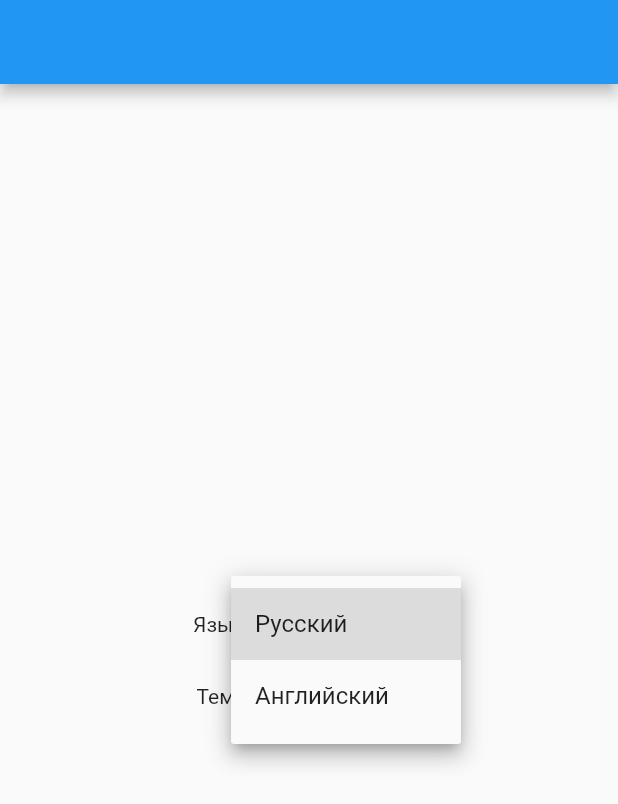
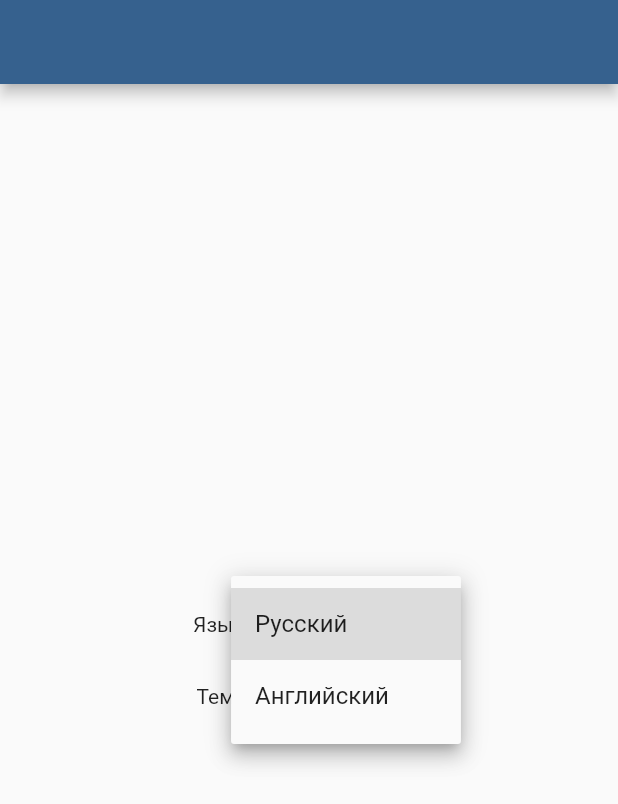
Before and after one commit to eugales/sclp_final, a Flutter app: the screen it shows after launch, after a tap on "Русский", on a phone screen of 412 x 824 dp. Shown: the top 804 px of the screen. Run offline on Flutter 3.47's test engine with Material 2 defaults, Android fonts, the phone set to English and light mode, and no system bars; our stand-ins replace dio, flutter_bloc, shared_preferences.

Commit message:
app theme refactoring

```diff
--- a/lib/constants/app_themes.dart
+++ b/lib/constants/app_themes.dart
@@ -1,7 +1,9 @@
 import 'package:flutter/material.dart';
 
 class AppThemes {
-  static final Map<String, int> primariesMap = <String, int>{
+  static const String defaultColorName = 'blue';
+
+  static const Map<String, int> primariesMap = <String, int>{
     'red': 4294198070,
     'pink': 4293467747,
     'purple': 4288423856,
@@ -22,8 +24,13 @@ class AppThemes {
     'blueGrey': 4284513675,
   };
 
-  static ThemeData getThemeWith({required String name}) {
-    int colorInt = primariesMap[name] ?? 4280391411;
+  static Color getColorWith({required String? name}) {
+    int colorInt = primariesMap[name] ?? primariesMap[defaultColorName]!;
+    return Color(colorInt);
+  }
+
+  static ThemeData getThemeWith({required String? name}) {
+    int colorInt = primariesMap[name] ?? primariesMap[defaultColorName]!;
     Color color = Color(colorInt);
     final colorScheme = ColorScheme.fromSeed(seedColor: color);
 
--- a/lib/repo/repo_settings.dart
+++ b/lib/repo/repo_settings.dart
@@ -3,8 +3,9 @@ import 'package:shared_preferences/shared_preferences.dart';
 class RepoSettings {
   SharedPreferences? prefs;
 
-  Future<void> init() async {
+  Future<RepoSettings> init() async {
     prefs = await SharedPreferences.getInstance();
+    return this;
   }
 
   Future<bool?> saveLocale(String locale) async {
@@ -14,4 +15,12 @@ class RepoSettings {
   Future<String?> readLocale() async {
     return prefs?.getString('locale');
   }
+
+  Future<bool?> saveThemeColorName(String themeName) async {
+    return prefs?.setString('themeColorName', themeName);
+  }
+
+  Future<String?> readThemeColorName() async {
+    return prefs?.getString('themeColorName');
+  }
 }
--- a/lib/repo/repo_theme.dart
+++ /dev/null
@@ -1,17 +0,0 @@
-import 'package:shared_preferences/shared_preferences.dart';
-
-class RepoTheme {
-  SharedPreferences? prefs;
-
-  Future<void> init() async {
-    prefs = await SharedPreferences.getInstance();
-  }
-
-  Future<bool?> saveThemeName(String themeName) async {
-    return prefs?.setString('themeName', themeName);
-  }
-
-  Future<String?> readThemeName() async {
-    return prefs?.getString('themeName');
-  }
-}
--- a/lib/screens/settings_screen.dart
+++ b/lib/screens/settings_screen.dart
@@ -5,7 +5,6 @@ import 'package:sclp_final/constants/app_themes.dart';
 
 import 'package:sclp_final/generated/l10n.dart';
 import 'package:sclp_final/repo/repo_settings.dart';
-import 'package:sclp_final/repo/repo_theme.dart';
 import 'package:sclp_final/screens/widgets/theme_widget.dart';
 
 class SettingsScreen extends StatefulWidget {
@@ -52,8 +51,8 @@ class _SettingsScreenState extends State<SettingsScreen> {
 
   void _themeColorChanged(String? value) {
     if (value == null) return;
-    ThemeWidget.instanceOf(context)?.changeTheme(value);
-    Provider.of<RepoTheme>(context, listen: false).saveThemeName(value);
+    ThemeWidget.instanceOf(context)?.changeThemeColor(value);
+    Provider.of<RepoSettings>(context, listen: false).saveThemeColorName(value);
   }
 
   @override
@@ -80,10 +79,10 @@ class _SettingsScreenState extends State<SettingsScreen> {
             children: [
               Text("${S.of(context).appTheme}: "),
               DropdownButton<String>(
-                alignment: Alignment.center,
-                value: ThemeWidget.instanceOf(context)?.activeThemeName,
+                value: ThemeWidget.instanceOf(context)?.colorName,
                 items: _themeColorsDropdown,
                 onChanged: _themeColorChanged,
+                alignment: Alignment.center,
               )
             ],
           )
--- a/lib/screens/splash_screen.dart
+++ b/lib/screens/splash_screen.dart
@@ -4,7 +4,6 @@ import 'package:provider/provider.dart';
 import 'package:sclp_final/constants/app_assets.dart';
 import 'package:sclp_final/generated/l10n.dart';
 import 'package:sclp_final/repo/repo_settings.dart';
-import 'package:sclp_final/repo/repo_theme.dart';
 import 'package:sclp_final/screens/widgets/theme_widget.dart';
 
 class SplashScreen extends StatefulWidget {
@@ -17,41 +16,34 @@ class SplashScreen extends StatefulWidget {
 class _SplashScreenState extends State<SplashScreen> {
   @override
   void initState() {
-    // Locale initial loading
-    final repoSettings = Provider.of<RepoSettings>(context, listen: false);
-    repoSettings.init().whenComplete(() async {
+    final provider = Provider.of<RepoSettings>(context, listen: false).init();
+
+    provider.then((repoSettings) async {
+      // Locale initial loading from local repo
       var defaultLocale = const Locale('ru', 'RU');
       final locale = await repoSettings.readLocale();
       if (locale == 'en') {
         defaultLocale = const Locale('en');
       }
-
       S.load(defaultLocale).then((value) async {
         await Future.delayed(const Duration(seconds: 1));
       }).whenComplete(() {
         Navigator.of(context).pushReplacementNamed('/settings');
       });
-    });
 
-
-    // Theme initial loading
-    Provider.of<RepoTheme>(context, listen: false).init().whenComplete(() {
-      Provider.of<RepoTheme>(context, listen: false)
-          .readThemeName()
-          .then((value) {
-        if (value == null) return;
+      // Theme initial loading from local repo
+      repoSettings.readThemeColorName().then((colorName) {
         ThemeWidgetState? themeWidgetState = ThemeWidget.instanceOf(context);
-        themeWidgetState?.changeTheme(value);
+        themeWidgetState?.changeThemeColor(colorName);
       });
     });
-
     super.initState();
   }
 
   @override
   Widget build(BuildContext context) {
     return Container(
-      color: Colors.white,
+      color: ThemeWidget.instanceOf(context)?.color,
       alignment: Alignment.center,
       child: Image.asset(AppAssets.images.logo),
     );
--- a/lib/screens/widgets/initial_widget.dart
+++ b/lib/screens/widgets/initial_widget.dart
@@ -3,8 +3,6 @@ import 'package:flutter_bloc/flutter_bloc.dart';
 import 'package:sclp_final/repo/api.dart';
 import 'package:sclp_final/repo/repo_auth.dart';
 import 'package:sclp_final/repo/repo_settings.dart';
-import 'package:sclp_final/repo/repo_theme.dart';
-import 'package:provider/provider.dart';
 
 class InitialWidget extends StatelessWidget {
   const InitialWidget({Key? key, required this.child}) : super(key: key);
@@ -18,14 +16,8 @@ class InitialWidget extends StatelessWidget {
         RepositoryProvider(create: (context) => Api()),
         RepositoryProvider(create: (context) => RepoAuthImpl()),
         RepositoryProvider(create: (context) => RepoSettings()),
-        RepositoryProvider(create: (context) => RepoTheme())
       ],
-      child: MultiProvider(
-        providers: [
-          Provider(create: (context) => Provider.of<RepoTheme>(context, listen: false)..init(),)
-        ],
-        child: child,
-      ),
+      child: child,
     );
   }
 }
--- a/lib/screens/widgets/theme_widget.dart
+++ b/lib/screens/widgets/theme_widget.dart
@@ -42,7 +42,8 @@ class ThemeWidget extends StatefulWidget {
 
 class ThemeWidgetState extends State<ThemeWidget> {
   ThemeData? _theme;
-  String? activeThemeName;
+  String? _colorName;
+  Color? _color;
 
   @override
   void initState() {
@@ -50,10 +51,13 @@ class ThemeWidgetState extends State<ThemeWidget> {
   }
 
   ThemeData? get theme => _theme;
+  String? get colorName => _colorName;
+  Color? get color => _color;
 
-  void changeTheme(String colorName) {
+  void changeThemeColor(String? name) {
     setState(() {
-      activeThemeName = colorName;
+      _colorName = name ?? AppThemes.defaultColorName;
+      _color = AppThemes.getColorWith(name: colorName);
       _theme = AppThemes.getThemeWith(name: colorName);
     });
   }
```
